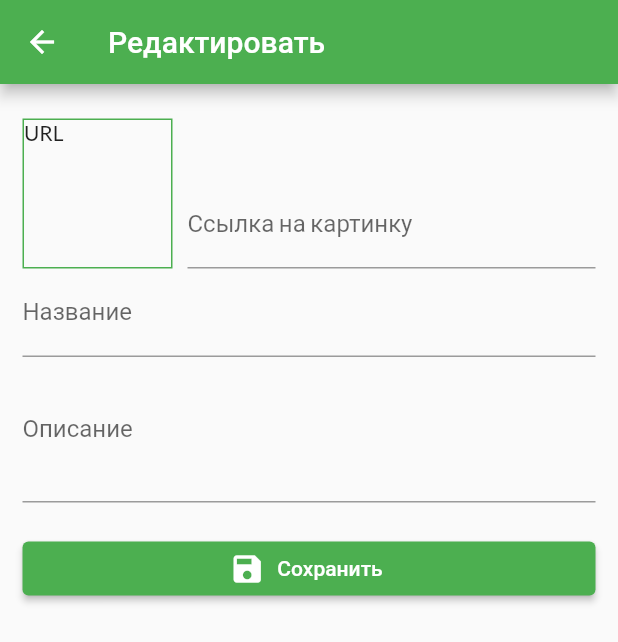
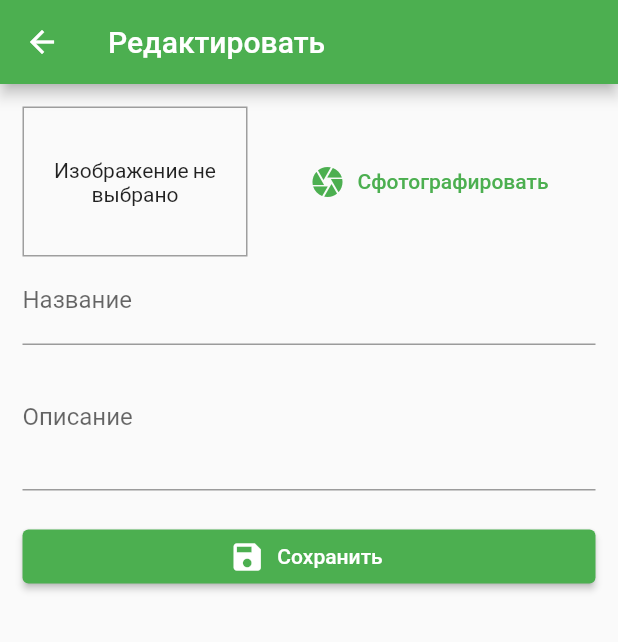
Before and after one commit to lunlord/Diplom_project, a Flutter app: the EditTrashScreen screen opened by its route, on a phone screen of 412 x 824 dp. Shown: the top 642 px of the screen. Run offline on Flutter 3.47's test engine with Material 2 defaults, Android fonts, the phone set to English and light mode, and no system bars; our stand-ins replace firebase_core, firebase_storage, image_picker; accounts and stored records are empty.

Commit message:
work with camera

```diff
--- a/lib/providers/trash.dart
+++ b/lib/providers/trash.dart
@@ -5,9 +5,9 @@ import 'package:http/http.dart' as http;
 
 class Trash with ChangeNotifier {
   final String id;
-  final String title;
+  String title;
   final String description;
-  final String imageUrl;
+  String imageUrl;
   bool isFavorite;
   bool isCleaned;
 
--- a/lib/screens/edit_trash_screen.dart
+++ b/lib/screens/edit_trash_screen.dart
@@ -2,6 +2,7 @@ import 'package:flutter/material.dart';
 import 'package:provider/provider.dart';
 import 'package:trashClean/providers/trash.dart';
 import 'package:trashClean/providers/trash_provider.dart';
+import '../widgets/image_input.dart';
 
 class EditTrashScreen extends StatefulWidget {
   static const routeName = '/edit-trash';
@@ -21,6 +22,12 @@ class _EditTrashScreenState extends State<EditTrashScreen> {
   void initState() {
     _imageFocus.addListener(_updateImageUrl);
     super.initState();
+  }
+
+  void _selectImage(String pickedImage) {
+    if (pickedImage != null) {
+      _editedTrash.imageUrl = pickedImage;
+    }
   }
 
   var _initValues = {
@@ -130,57 +137,7 @@ class _EditTrashScreenState extends State<EditTrashScreen> {
                 key: _form,
                 child: ListView(
                   children: [
-                    Row(
-                      crossAxisAlignment: CrossAxisAlignment.end,
-                      children: [
-                        Container(
-                          width: 100,
-                          height: 100,
-                          margin: EdgeInsets.only(top: 8, right: 10),
-                          decoration: BoxDecoration(
-                            border: Border.all(
-                              width: 1,
-                              color: Colors.green,
-                            ),
-                          ),
-                          child: _imageUrlController.text.isEmpty
-                              ? Text('URL')
-                              : FittedBox(
-                                  child:
-                                      Image.network(_imageUrlController.text),
-                                ),
-                        ),
-                        Expanded(
-                          child: TextFormField(
-                            decoration: InputDecoration(
-                                labelText: 'Ссылка на картинку'),
-                            keyboardType: TextInputType.url,
-                            textInputAction: TextInputAction.next,
-                            onFieldSubmitted: (_) {
-                              FocusScope.of(context).requestFocus(_titleFocus);
-                            },
-                            controller: _imageUrlController,
-                            focusNode: _imageFocus,
-                            validator: (value) {
-                              if (value.isEmpty) {
-                                return 'Введите URL';
-                              }
-                              return null;
-                            },
-                            onSaved: (newValue) {
-                              _editedTrash = Trash(
-                                id: _editedTrash.id,
-                                title: _editedTrash.title,
-                                description: _editedTrash.description,
-                                imageUrl: newValue,
-                                isCleaned: _editedTrash.isCleaned,
-                                isFavorite: _editedTrash.isFavorite,
-                              );
-                            },
-                          ),
-                        )
-                      ],
-                    ),
+                    ImageInput(_selectImage),
                     TextFormField(
                       decoration: InputDecoration(labelText: 'Название'),
                       initialValue: _initValues['title'],
--- /dev/null
+++ b/lib/widgets/image_input.dart
@@ -0,0 +1,88 @@
+import 'dart:io';
+import 'package:firebase_storage/firebase_storage.dart';
+import 'package:flutter/material.dart';
+import 'package:image_picker/image_picker.dart';
+
+class ImageInput extends StatefulWidget {
+  final Function onSelectedImage;
+  ImageInput(this.onSelectedImage);
+
+  @override
+  State<ImageInput> createState() => _ImageInputState();
+}
+
+class _ImageInputState extends State<ImageInput> {
+  File _storedImage;
+  String imageUrl;
+
+  // Future _uploadFile() async {
+  //   final path = 'files/${_storedImage.uri}';
+  //   final file = File(_storedImage.path);
+
+  //   final ref = FirebaseStorage.instance.ref().child(path);
+  //   ref.putFile(file);
+  // }
+
+  Future _takePicture() async {
+    final imageFile = await ImagePicker().pickImage(source: ImageSource.camera);
+    setState(() {
+      _storedImage = File(imageFile.path);
+    });
+
+    FirebaseStorage storage = FirebaseStorage.instance;
+    Reference ref = storage.ref().child("image" + DateTime.now().toString());
+    UploadTask uploadTask = ref.putFile(_storedImage);
+    uploadTask.then((res) {
+      res.ref.getDownloadURL().then((url) {
+        widget.onSelectedImage(url);
+      });
+    });
+  }
+
+  @override
+  Widget build(BuildContext context) {
+    return Row(
+      children: [
+        Container(
+          width: 150,
+          height: 100,
+          decoration: BoxDecoration(
+            border: Border.all(width: 1, color: Colors.grey),
+          ),
+          child: _storedImage != null
+              ? Image.file(
+                  _storedImage,
+                  fit: BoxFit.cover,
+                  width: double.infinity,
+                )
+              : Text(
+                  'Изображение не выбрано',
+                  textAlign: TextAlign.center,
+                ),
+          alignment: Alignment.center,
+        ),
+        SizedBox(
+          width: 10,
+        ),
+        Expanded(
+          child: TextButton.icon(
+            onPressed: () {
+              _takePicture();
+            },
+            label: Text('Сфотографировать'),
+            icon: Icon(Icons.camera),
+          ),
+        ),
+        // Expanded(
+        //   child: TextButton.icon(
+        //     onPressed: () {
+        //       // _uploadFile();
+        //     },
+        //     label: Text('Загрузить'),
+        //     icon: Icon(Icons.camera),
+        //   ),
+        // ),
+      ],
+    );
+  }
+}
--- a/pubspec.yaml
+++ b/pubspec.yaml
@@ -25,6 +25,10 @@ dependencies:
     sdk: flutter
   provider: ^6.0.5
   http: ^0.13.6
+  image_picker: ^0.8.7+5
+  firebase_storage: ^11.2.1
+  firebase_core: ^2.13.0
+
 
 
   # The following adds the Cupertino Icons font to your application.
```
Also changed, not shown: lib/main.dart (+6 -1 lines), pubspec.lock, 6 other files.
